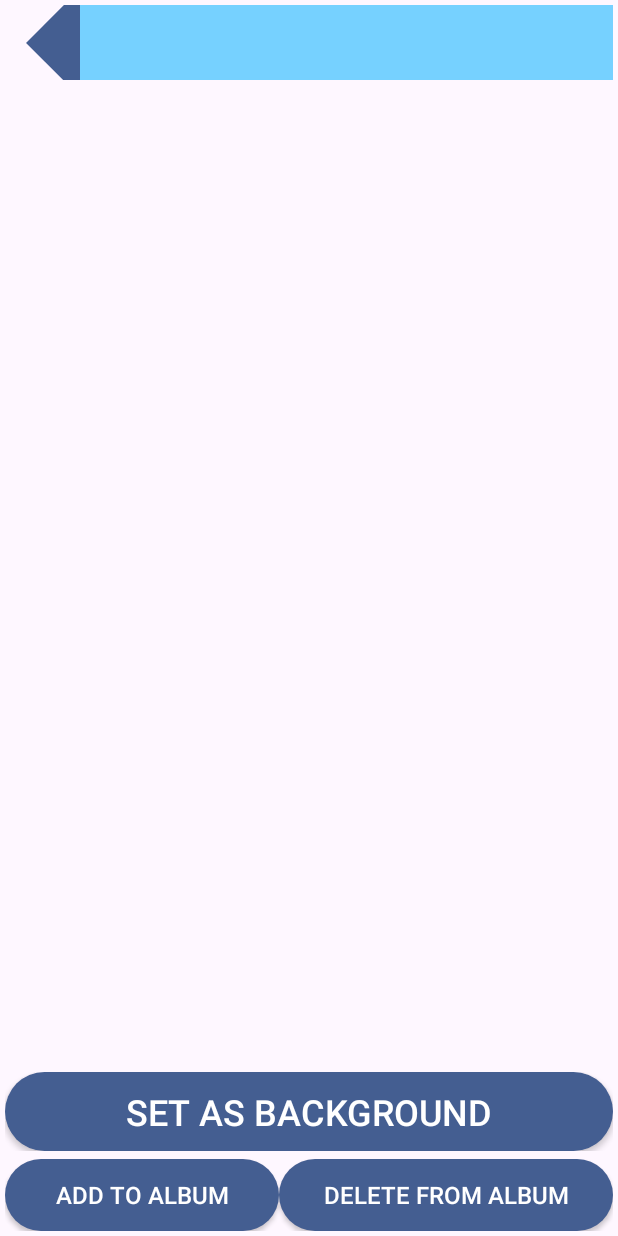
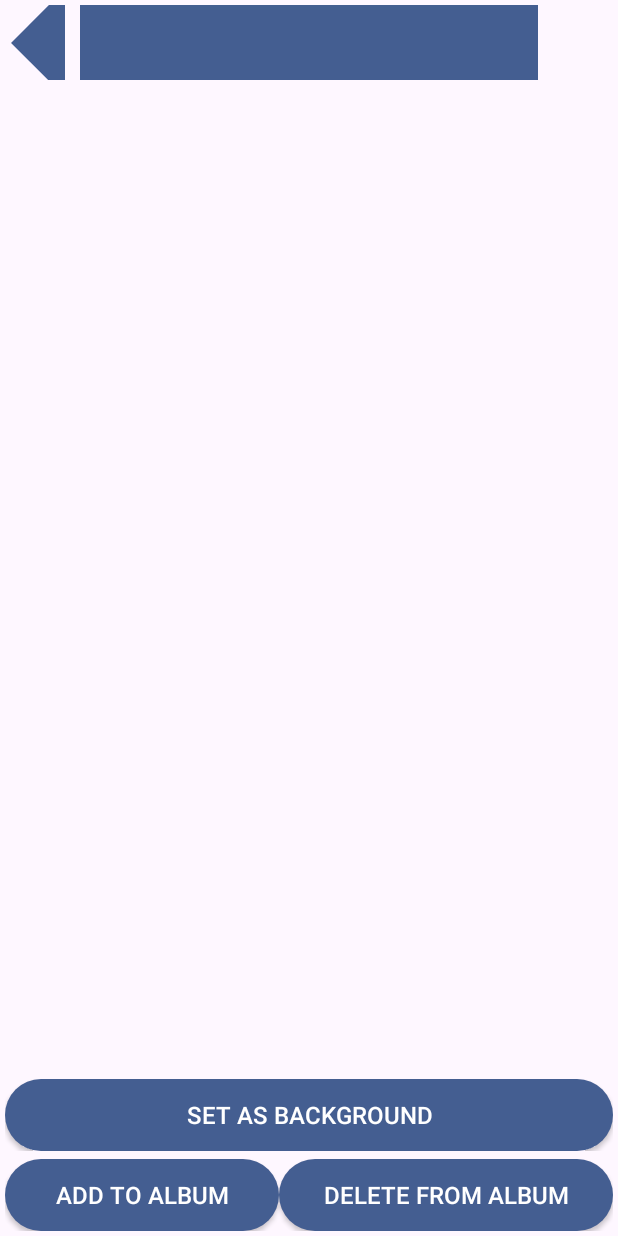
Before and after one commit to CatHuyuH24/Mobile_programming_22_3, an Android app: the SoloImageActivity screen opened directly, with no data from a screen before it, on a phone screen of 412 x 824 dp. Run offline under Robolectric (Android 15) with nearby library versions, the phone set to English and light mode, and no system bars.

Commit message:
update UI
- Update the date in item_date_group.xml to be bigger and in the middle
- Make the Top line where the "Back" button and the date information are display to align more neatly

```diff
--- a/app/src/main/res/layout/item_date_group.xml
+++ b/app/src/main/res/layout/item_date_group.xml
@@ -8,9 +8,10 @@
 
     <TextView
         android:id="@+id/date_text"
-        android:layout_width="wrap_content"
+        android:layout_width="match_parent"
         android:layout_height="wrap_content"
-        android:textSize="16sp"
+        android:gravity="center_vertical|center_horizontal"
+        android:textSize="24sp"
         android:textStyle="bold"
         android:padding="8dp" />
 
--- a/app/src/main/res/layout/solo_image.xml
+++ b/app/src/main/res/layout/solo_image.xml
@@ -15,17 +15,19 @@
         android:layout_height="50dp"
         android:layout_gravity="start"
         android:background="@drawable/back_triangle_shape"
-        android:contentDescription="@string/solo_back_btn"/>
+        android:contentDescription="@string/solo_back_btn"
+        android:translationX="-10dp"/>
 
     <TextView
         android:id="@+id/txtView_solo_image_title"
         android:layout_width="match_parent"
         android:layout_height="match_parent"
-        android:background="@color/light_blue"
+        android:background="@color/light_purple"
         android:textSize="24sp"
-        android:gravity="center_vertical|end"
+        android:gravity="center_vertical|center_horizontal"
         android:paddingHorizontal="20dp"
-        android:textColor="@android:color/primary_text_light" />
+        android:layout_marginEnd="50dp"
+        android:textColor="@android:color/primary_text_dark" />
 
     </LinearLayout>
 
@@ -35,6 +37,7 @@
         android:layout_height="0dip"
         android:layout_gravity="center|fill"
         android:layout_weight="2"
+        android:paddingVertical="10dp"
         android:contentDescription="@string/solo_default_image_content" />
 
     <LinearLayout
@@ -54,7 +57,7 @@
                 android:layout_gravity="center_horizontal"
                 android:background="@drawable/button_style"
                 android:padding="10dp"
-                android:textSize="24sp"
+                android:textSize="16sp"
                 android:text="@string/solo_set_phone_background_btn"
                 android:textColor="@android:color/white"
                 android:layout_weight="1"/>
```
